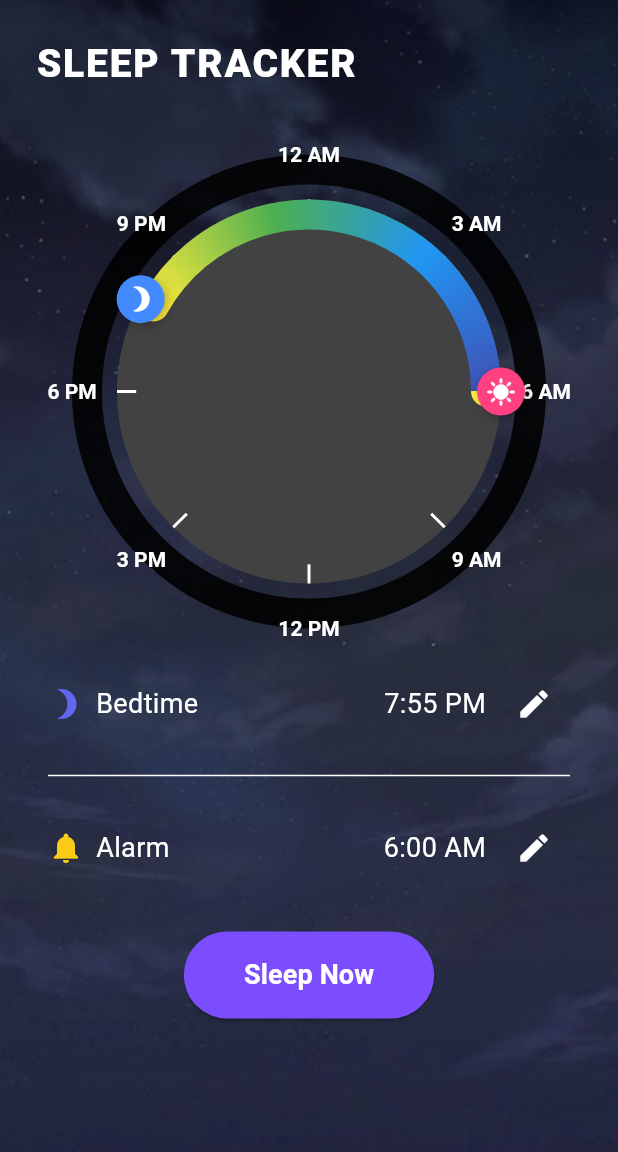
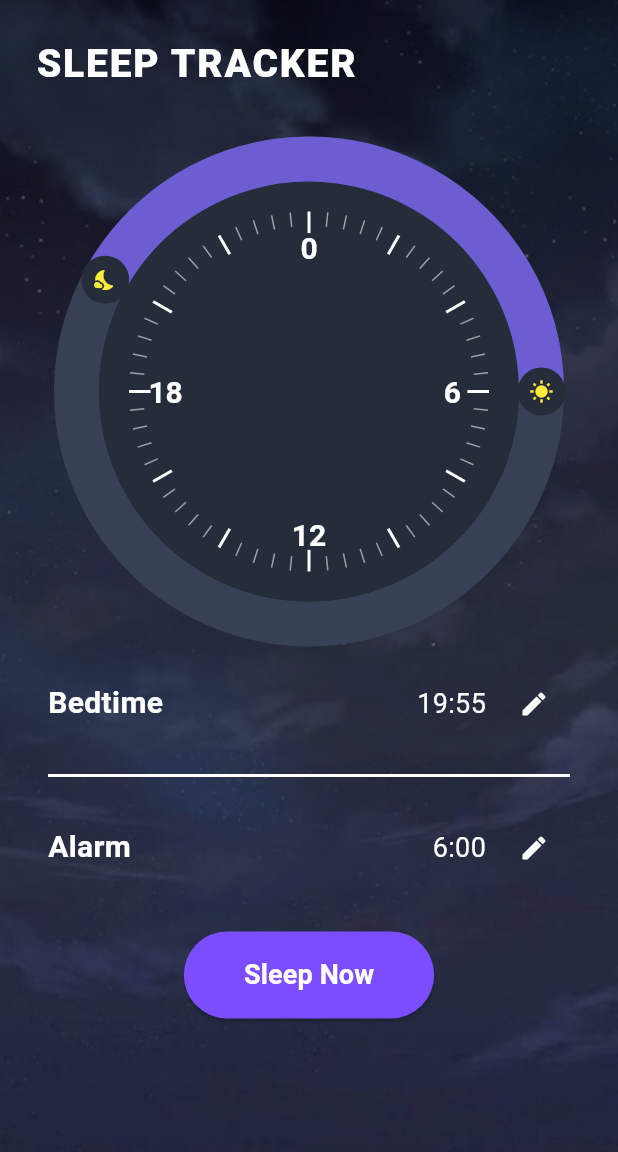
Before and after one commit to Chuki1234/Slumber, a Flutter app: the SleeptrackerView screen opened by its route, after a tap on the "edit" icon, on a phone screen of 412 x 824 dp. Shown: the top 1152 px of the screen. Run offline on Flutter 3.47's test engine with Material 3 defaults, Android fonts, the phone set to English and light mode, and no system bars; our stand-ins replace get, shared_preferences; accounts and stored records are empty.

Commit message:
fix:sleeptracker

```diff
--- a/lib/app/modules/sleeptracker/views/sleeptracker_view.dart
+++ b/lib/app/modules/sleeptracker/views/sleeptracker_view.dart
@@ -6,7 +6,8 @@ import '../controllers/sleeptracker_controller.dart';
 class SleeptrackerView extends GetView<SleepTrackerController> {
   SleeptrackerView({super.key});
 
-  int? _draggingHandle; // 0: bedTime, 1: alarmStart
+  int? _draggingHandle; // 0 = bedTime, 1 = alarmStart
+  static const int _minDiffMinutes = 180; // 1/8 vòng = 3 giờ
 
   @override
   Widget build(BuildContext context) {
@@ -15,18 +16,12 @@ class SleeptrackerView extends GetView<SleepTrackerController> {
       body: Stack(
         fit: StackFit.expand,
         children: [
-          Image.asset(
-            'assets/images/Background.png',
-            fit: BoxFit.cover,
-          ),
+          Image.asset('assets/images/Background.png', fit: BoxFit.cover),
           Positioned.fill(
             child: Container(
               decoration: BoxDecoration(
                 gradient: LinearGradient(
-                  colors: [
-                    Colors.black.withOpacity(0.1),
-                    Colors.transparent,
-                  ],
+                  colors: [Colors.black.withOpacity(0.15), Colors.transparent],
                   begin: Alignment.topCenter,
                   end: Alignment.bottomCenter,
                 ),
@@ -55,8 +50,8 @@ class SleeptrackerView extends GetView<SleepTrackerController> {
                 const SizedBox(height: 40),
                 Obx(
                       () => GestureDetector(
-                    onPanStart: (details) => _onPanStart(details.localPosition, size),
-                    onPanUpdate: (details) => _onPanUpdate(details.localPosition, size),
+                    onPanStart: (d) => _onPanStart(d.localPosition, size),
+                    onPanUpdate: (d) => _onPanUpdate(d.localPosition, size),
                     onPanEnd: (_) => _draggingHandle = null,
                     child: CustomPaint(
                       size: const Size(size, size),
@@ -73,42 +68,32 @@ class SleeptrackerView extends GetView<SleepTrackerController> {
                   child: Column(
                     children: [
                       _buildTimeRow(
-                        icon: Icons.brightness_3,
                         label: 'Bedtime',
                         time: controller.bedTime,
-                        color: const Color(0xFF6366F1),
+                        color: Colors.white,
                       ),
                       const SizedBox(height: 16),
-                      const Divider(color: Colors.white),
+                      const Divider(color: Colors.white,thickness: 2),
                       const SizedBox(height: 16),
                       _buildTimeRow(
-                        icon: Icons.notifications,
                         label: 'Alarm',
                         time: controller.alarmStart,
-                        color: const Color(0xFFFACC15),
+                        color: Colors.white,
                       ),
                     ],
                   ),
                 ),
                 const SizedBox(height: 32),
                 ElevatedButton(
-                  onPressed: () {
-                    // TODO: Handle sleep now action
-                  },
+                  onPressed: () {},
                   style: ElevatedButton.styleFrom(
                     backgroundColor: Colors.deepPurpleAccent,
                     padding: const EdgeInsets.symmetric(horizontal: 40, vertical: 16),
-                    shape: RoundedRectangleBorder(
-                      borderRadius: BorderRadius.circular(30),
-                    ),
+                    shape: RoundedRectangleBorder(borderRadius: BorderRadius.circular(30)),
                   ),
                   child: const Text(
                     'Sleep Now',
-                    style: TextStyle(
-                      color: Colors.white,
-                      fontSize: 18,
-                      fontWeight: FontWeight.bold,
-                    ),
+                    style: TextStyle(color: Colors.white, fontSize: 18, fontWeight: FontWeight.bold),
                   ),
                 ),
               ],
@@ -119,8 +104,10 @@ class SleeptrackerView extends GetView<SleepTrackerController> {
     );
   }
 
+  // ------------------------ UI helpers --------------------------------------
+  String _formatHM(TimeOfDay t) => '${t.hour}:${t.minute.toString().padLeft(2, '0')}';
+
   Widget _buildTimeRow({
-    required IconData icon,
     required String label,
     required Rx<TimeOfDay> time,
     required Color color,
@@ -128,29 +115,31 @@ class SleeptrackerView extends GetView<SleepTrackerController> {
     return Row(
       mainAxisAlignment: MainAxisAlignment.spaceBetween,
       children: [
+        // Label
+        Text(
+          label,
+          style: TextStyle(
+            color: color,
+            fontSize: 20,
+            fontWeight: FontWeight.bold,
+          ),
+        ),
+
+        // Thời gian + icon edit
         Row(
           children: [
-            Icon(icon, color: color),
-            const SizedBox(width: 8),
-            Text(
-              label,
+            Obx(
+                  () => Text(
+                _formatHM(time.value),
                 style: const TextStyle(color: Colors.white, fontSize: 18),
               ),
-          ],
             ),
-        Row(
-          children: [
-            Obx(() => Text(
-              controller.formatTime(time.value),
-              style: const TextStyle(
-                color: Colors.white,
-                fontSize: 18,
-              ),
-            )),
             const SizedBox(width: 8),
             IconButton(
-              onPressed: () {},
-              icon: const Icon(Icons.edit, color: Colors.white),
+              icon: const Icon(Icons.edit, size: 20, color: Colors.white),
+              onPressed: () {
+                // TODO: mở dialog chỉnh giờ
+              },
             ),
           ],
         ),
@@ -158,159 +147,124 @@ class SleeptrackerView extends GetView<SleepTrackerController> {
     );
   }
 
-  void _onPanStart(Offset localPos, double size) {
+  // ------------------------ Drag logic --------------------------------------
+  void _onPanStart(Offset p, double size) {
     final center = Offset(size / 2, size / 2);
-    final radius = size / 2 * 0.8;
-    final bedTimeAngle = _timeToAngle(controller.bedTime.value);
-    final alarmStartAngle = _timeToAngle(controller.alarmStart.value);
-
-    final bedTimePos = center + Offset(radius * math.cos(bedTimeAngle), radius * math.sin(bedTimeAngle));
-    final alarmStartPos = center + Offset(radius * math.cos(alarmStartAngle), radius * math.sin(alarmStartAngle));
-
-    final distToBed = (localPos - bedTimePos).distance;
-    final distToAlarm = (localPos - alarmStartPos).distance;
-
-    if (distToBed < 40 && distToBed < distToAlarm) {
+    final r = size / 2 * 0.8;
+    Offset _pos(TimeOfDay t) => center + Offset(r * math.cos(_timeToAngle(t)), r * math.sin(_timeToAngle(t)));
+    final distBed = (p - _pos(controller.bedTime.value)).distance;
+    final distAlarm = (p - _pos(controller.alarmStart.value)).distance;
+    if (distBed < 40 && distBed < distAlarm) {
       _draggingHandle = 0;
-    } else if (distToAlarm < 40) {
+    } else if (distAlarm < 40) {
       _draggingHandle = 1;
-    } else {
-      _draggingHandle = null;
+    }
+    if (_draggingHandle != null) _onPanUpdate(p, size);
   }
 
-    if (_draggingHandle != null) {
-      _onPanUpdate(localPos, size);
+  void _onPanUpdate(Offset p, double size) {
+    if (_draggingHandle == null) return;
+    final center = Offset(size / 2, size / 2);
+    final ang = ((math.atan2(p.dy - center.dy, p.dx - center.dx) + 2 * math.pi) % (2 * math.pi) + math.pi / 2) % (2 * math.pi);
+    final newM = ((ang / (2 * math.pi)) * 1440).round() % 1440;
+    final newT = TimeOfDay(hour: newM ~/ 60, minute: newM % 60);
+    final other = _draggingHandle == 0 ? controller.alarmStart.value : controller.bedTime.value;
+    final otherM = other.hour * 60 + other.minute;
+    final cw = (otherM - newM + 1440) % 1440;
+    final ccw = 1440 - cw;
+    int pushed = otherM;
+    if (cw < _minDiffMinutes) pushed = (newM + _minDiffMinutes) % 1440;
+    else if (ccw < _minDiffMinutes) pushed = (newM - _minDiffMinutes + 1440) % 1440;
+    final pushedT = TimeOfDay(hour: pushed ~/ 60, minute: pushed % 60);
+    if (_draggingHandle == 0) {
+      controller.bedTime.value = newT;
+      controller.alarmStart.value = pushedT;
+    } else {
+      controller.alarmStart.value = newT;
+      controller.bedTime.value = pushedT;
     }
   }
 
-  void _onPanUpdate(Offset localPos, double size) {
-    if (_draggingHandle == null) return;
-    final center = Offset(size / 2, size / 2);
-    final angle = (math.atan2(localPos.dy - center.dy, localPos.dx - center.dx) + 2 * math.pi) % (2 * math.pi);
-    final adjustedAngle = (angle + math.pi / 2) % (2 * math.pi); // Adjust for 12 AM at the top
-    final totalMinutes = (adjustedAngle / (2 * math.pi) * 1440).round() % 1440;
-    final hour = totalMinutes ~/ 60;
-    final minute = totalMinutes % 60;
-    final newTime = TimeOfDay(hour: hour, minute: minute);
-
-    if (_draggingHandle == 0) {
-      controller.bedTime.value = newTime;
-    } else {
-      controller.alarmStart.value = newTime;
-    }
-  }
-
-  double _timeToAngle(TimeOfDay t) {
-    final minutes = t.hour * 60 + t.minute;
-    final angle = (minutes / 1440) * 2 * math.pi;
-    return (angle - math.pi / 2) % (2 * math.pi); // Adjust for 12 AM at the top
-  }
+  double _timeToAngle(TimeOfDay t) => (t.hour * 60 + t.minute) / 1440 * 2 * math.pi - math.pi / 2;
 }
 
 class _SleepClockPainter extends CustomPainter {
   final TimeOfDay bedTime;
   final TimeOfDay alarmStart;
-
-  _SleepClockPainter({
-    required this.bedTime,
-    required this.alarmStart,
-  });
+  const _SleepClockPainter({required this.bedTime, required this.alarmStart});
 
   @override
-  void paint(Canvas canvas, Size size) {
-    final center = Offset(size.width / 2, size.height / 2);
-    final radius = size.width / 2 * 0.8;
+  void paint(Canvas c, Size s) {
+    final ctr = Offset(s.width / 2, s.height / 2);
+    final innerR = s.width / 2 * 0.75;
+    final arcR = innerR + 35;
 
-    final backgroundPaint = Paint()..color = Colors.grey.shade800;
-    canvas.drawCircle(center, radius, backgroundPaint);
+    // Ring stroke background
+    c.drawCircle(ctr, arcR, Paint()
+      ..style = PaintingStyle.stroke
+      ..strokeWidth = 30
+      ..color = const Color(0xFF384056));
 
-    final outerRingPaint = Paint()
-      ..color = Colors.black87
-      ..style = PaintingStyle.stroke
-      ..strokeWidth = 20;
-    canvas.drawCircle(center, radius + 20, outerRingPaint);
+    // Inner fill
+    c.drawCircle(ctr, arcR - 15, Paint()..color = const Color(0xFF262D3A));
 
-    final hourTickPaint = Paint()
-      ..color = Colors.white
-      ..strokeWidth = 2;
-    final hourTickLength = radius * 0.1;
-    for (int i = 0; i < 8; i++) {
-      final angle = i * math.pi / 4 - math.pi / 2; // Adjust for 12 AM at the top
-      final start = center + Offset(radius * math.cos(angle), radius * math.sin(angle));
-      final end = center + Offset((radius - hourTickLength) * math.cos(angle), (radius - hourTickLength) * math.sin(angle));
-      canvas.drawLine(start, end, hourTickPaint);
+    // Ticks
+    final hourP = Paint()..color = Colors.white..strokeWidth = 2;
+    final minP = Paint()..color = Colors.white54..strokeWidth = 1;
+    final hourLen = innerR * 0.12;
+    final minLen = innerR * 0.08;
+    for (int i = 0; i < 60; i++) {
+      final a = i * 2 * math.pi / 60 - math.pi / 2;
+      final cosA = math.cos(a);
+      final sinA = math.sin(a);
+      final p1 = ctr + Offset(innerR * cosA, innerR * sinA);
+      final p2 = ctr + Offset((innerR - (i % 5 == 0 ? hourLen : minLen)) * cosA,
+          (innerR - (i % 5 == 0 ? hourLen : minLen)) * sinA);
+      c.drawLine(p1, p2, i % 5 == 0 ? hourP : minP);
     }
 
-    final textPainter = (String text) {
+    // Hour labels
+    const lbls = ['0', '6', '12', '18'];
+    for (int i = 0; i < 4; i++) {
+      final a = i * math.pi / 2 - math.pi / 2;
+      final pos = ctr + Offset((innerR - hourLen - 10) * math.cos(a),
+          (innerR - hourLen - 10) * math.sin(a));
       final tp = TextPainter(
-        text: TextSpan(
-          text: text,
-          style: const TextStyle(color: Colors.white, fontSize: 14, fontWeight: FontWeight.w600),
-        ),
+        text: TextSpan(text: lbls[i], style: const TextStyle(color: Colors.white, fontSize: 20, fontWeight: FontWeight.bold)),
         textDirection: TextDirection.ltr,
       )..layout();
-      return tp;
-    };
-    final numberAngles = List.generate(8, (i) => i * math.pi / 4 - math.pi / 2); // Adjust for 12 AM at the top
-    final numberLabels = ['12 AM', '3 AM', '6 AM', '9 AM', '12 PM', '3 PM', '6 PM', '9 PM'];
-    for (int i = 0; i < 8; i++) {
-      final tp = textPainter(numberLabels[i]);
-      final pos = center + Offset((radius + 30) * math.cos(numberAngles[i]), (radius + 30) * math.sin(numberAngles[i]));
-      tp.paint(canvas, pos - Offset(tp.width / 2, tp.height / 2));
+      tp.paint(c, pos - Offset(tp.width / 2, tp.height / 2));
     }
 
-    final bedAngle = _timeToAngle(bedTime);
-    final alarmAngle = _timeToAngle(alarmStart);
-    double sweep = (alarmAngle - bedAngle) % (2 * math.pi);
-    if (sweep < 0) sweep += 2 * math.pi;
-
-    final arcPaint = Paint()
+    // Sleep arc
+    final startA = _timeToAngle(bedTime);
+    final endA   = _timeToAngle(alarmStart);
+    double sweep = (endA - startA) % (2*math.pi);
+    if (sweep < 0) sweep += 2*math.pi;
+    c.drawArc(Rect.fromCircle(center: ctr, radius: arcR), startA, sweep, false,
+        Paint()
           ..style = PaintingStyle.stroke
-      ..strokeWidth = 20
+          ..strokeWidth = 30
           ..strokeCap = StrokeCap.round
-      ..shader = SweepGradient(
-        colors: [Colors.yellow, Colors.green, Colors.blue, Colors.indigo],
-        startAngle: bedAngle,
-        endAngle: bedAngle + sweep,
-      ).createShader(Rect.fromCircle(center: center, radius: radius));
-
-    canvas.drawArc(
-      Rect.fromCircle(center: center, radius: radius - 10),
-      bedAngle,
-      sweep,
-      false,
-      arcPaint,
+          ..color = const Color(0xFF6C5DD3)
     );
 
-    _drawHandle(canvas, center, radius, bedAngle, Colors.blueAccent, Icons.brightness_3);
-    _drawHandle(canvas, center, radius, alarmAngle, Colors.pinkAccent, Icons.sunny);
+    // Handles smaller
+    void drawH(IconData ic, double ang) {
+      final pos = ctr + Offset(arcR * math.cos(ang), arcR * math.sin(ang));
+      c.drawCircle(pos, 16, Paint()..color = const Color(0xFF262D3A));
+      final tp = TextPainter(
+        text: TextSpan(text: String.fromCharCode(ic.codePoint), style: TextStyle(fontSize: 16, color: Colors.yellow, fontFamily: ic.fontFamily)),
+        textDirection: TextDirection.ltr,
+      )..layout();
+      tp.paint(c, pos - Offset(tp.width / 2, tp.height / 2));
+    }
+    drawH(Icons.nights_stay_rounded, startA);
+    drawH(Icons.wb_sunny, endA);
   }
 
-  void _drawHandle(Canvas canvas, Offset center, double radius, double angle, Color color, IconData icon) {
-    final pos = center + Offset(radius * math.cos(angle), radius * math.sin(angle));
-    final shadowPaint = Paint()
-      ..color = Colors.black26
-      ..maskFilter = const MaskFilter.blur(BlurStyle.normal, 4);
-    canvas.drawCircle(pos + const Offset(2, 2), 16, shadowPaint);
-    final handlePaint = Paint()..color = color;
-    canvas.drawCircle(pos, 16, handlePaint);
-    final builder = TextPainter(
-      text: TextSpan(
-        text: String.fromCharCode(icon.codePoint),
-        style: TextStyle(fontSize: 20, fontFamily: icon.fontFamily, color: Colors.white),
-      ),
-      textDirection: TextDirection.ltr,
-    )..layout();
-    builder.paint(canvas, pos - Offset(builder.width / 2, builder.height / 2));
-  }
-
-  double _timeToAngle(TimeOfDay t) {
-    final minutes = t.hour * 60 + t.minute;
-    return (minutes / 1440) * 2 * math.pi - math.pi / 2; // Adjust for 12 AM at the top
-  }
+  double _timeToAngle(TimeOfDay t) => (t.hour * 60 + t.minute) / 1440 * 2 * math.pi - math.pi / 2;
 
   @override
-  bool shouldRepaint(covariant _SleepClockPainter oldDelegate) {
-    return oldDelegate.bedTime != bedTime || oldDelegate.alarmStart != alarmStart;
+  bool shouldRepaint(covariant _SleepClockPainter old) => old.bedTime != bedTime || old.alarmStart != alarmStart;
 }
-}
```
Lines whose indentation alone changed are shown as unchanged.
